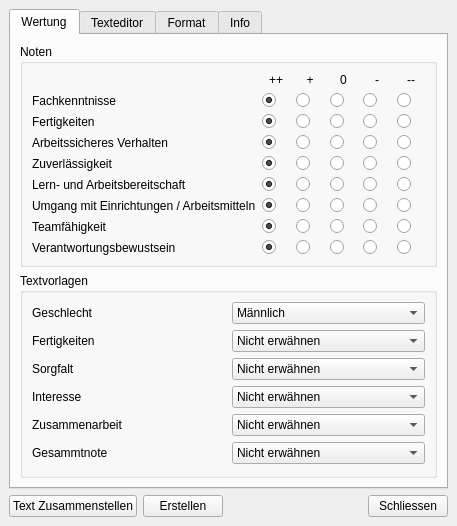
First picture: the form in GradingWindow.ui, repository str4el/grading, before the edit.
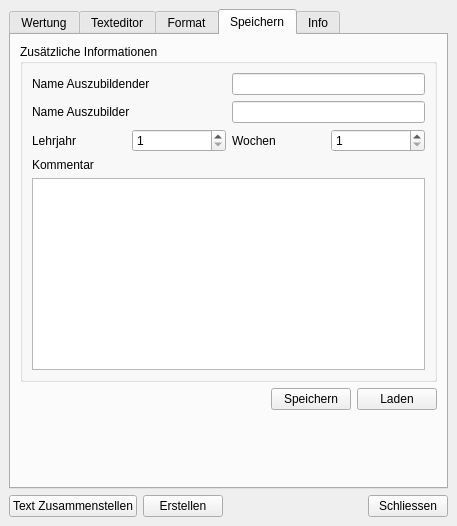
Second picture: the form after the edit. The open tabs and pages were chosen to show the change.

Commit message: Speicherfunktion programmiert

The edit to the form file:
```diff
--- a/GradingWindow.ui
+++ b/GradingWindow.ui
@@ -1155,7 +1155,161 @@
         </item>
        </layout>
       </widget>
-      <widget class="QWidget" name="tab5">
+      <widget class="QWidget" name="tab_save">
+       <attribute name="title">
+        <string>Speichern</string>
+       </attribute>
+       <layout class="QVBoxLayout" name="verticalLayout_7">
+        <item>
+         <widget class="QGroupBox" name="groupBox_6">
+          <property name="toolTip">
+           <string>Für den normalen gebrauch nicht notwendig.</string>
+          </property>
+          <property name="title">
+           <string>Zusätzliche Informationen</string>
+          </property>
+          <layout class="QVBoxLayout" name="verticalLayout_6">
+           <item>
+            <layout class="QGridLayout" name="gridLayout_3">
+             <item row="0" column="0" colspan="2">
+              <widget class="QLabel" name="label_18">
+               <property name="text">
+                <string>Name Auszubildender</string>
+               </property>
+               <property name="buddy">
+                <cstring>save_name_apprentice</cstring>
+               </property>
+              </widget>
+             </item>
+             <item row="0" column="2" colspan="2">
+              <widget class="QLineEdit" name="save_name_apprentice"/>
+             </item>
+             <item row="1" column="0" colspan="2">
+              <widget class="QLabel" name="label_23">
+               <property name="text">
+                <string>Name Auszubilder</string>
+               </property>
+               <property name="buddy">
+                <cstring>save_name_instructor</cstring>
+               </property>
+              </widget>
+             </item>
+             <item row="1" column="2" colspan="2">
+              <widget class="QLineEdit" name="save_name_instructor">
+               <property name="text">
+                <string/>
+               </property>
+              </widget>
+             </item>
+             <item row="2" column="0">
+              <widget class="QLabel" name="label_20">
+               <property name="text">
+                <string>Lehrjahr</string>
+               </property>
+               <property name="buddy">
+                <cstring>save_year</cstring>
+               </property>
+              </widget>
+             </item>
+             <item row="2" column="1">
+              <widget class="QSpinBox" name="save_year">
+               <property name="minimum">
+                <number>1</number>
+               </property>
+               <property name="maximum">
+                <number>4</number>
+               </property>
+              </widget>
+             </item>
+             <item row="2" column="2">
+              <widget class="QLabel" name="label_21">
+               <property name="text">
+                <string>Wochen</string>
+               </property>
+               <property name="buddy">
+                <cstring>save_weeks</cstring>
+               </property>
+              </widget>
+             </item>
+             <item row="2" column="3">
+              <widget class="QSpinBox" name="save_weeks">
+               <property name="minimum">
+                <number>1</number>
+               </property>
+               <property name="maximum">
+                <number>20</number>
+               </property>
+              </widget>
+             </item>
+            </layout>
+           </item>
+           <item>
+            <widget class="QLabel" name="label_32">
+             <property name="text">
+              <string>Kommentar</string>
+             </property>
+             <property name="buddy">
+              <cstring>save_comment</cstring>
+             </property>
+            </widget>
+           </item>
+           <item>
+            <widget class="QPlainTextEdit" name="save_comment">
+             <property name="tabChangesFocus">
+              <bool>true</bool>
+             </property>
+            </widget>
+           </item>
+          </layout>
+         </widget>
+        </item>
+        <item>
+         <layout class="QHBoxLayout" name="horizontalLayout_4">
+          <item>
+           <spacer name="horizontalSpacer_2">
+            <property name="orientation">
+             <enum>Qt::Horizontal</enum>
+            </property>
+            <property name="sizeHint" stdset="0">
+             <size>
+              <width>40</width>
+              <height>20</height>
+             </size>
+            </property>
+           </spacer>
+          </item>
+          <item>
+           <widget class="QPushButton" name="save">
+            <property name="text">
+             <string>Speichern</string>
+            </property>
+           </widget>
+          </item>
+          <item>
+           <widget class="QPushButton" name="load">
+            <property name="text">
+             <string>Laden</string>
+            </property>
+           </widget>
+          </item>
+         </layout>
+        </item>
+        <item>
+         <spacer name="verticalSpacer">
+          <property name="orientation">
+           <enum>Qt::Vertical</enum>
+          </property>
+          <property name="sizeHint" stdset="0">
+           <size>
+            <width>20</width>
+            <height>58</height>
+           </size>
+          </property>
+         </spacer>
+        </item>
+       </layout>
+      </widget>
+      <widget class="QWidget" name="tab_help">
        <attribute name="title">
         <string>Info</string>
        </attribute>
```
Left out of the diff: 67 changed lines with no effect on the pictures. The commit also changes 2 other files.
